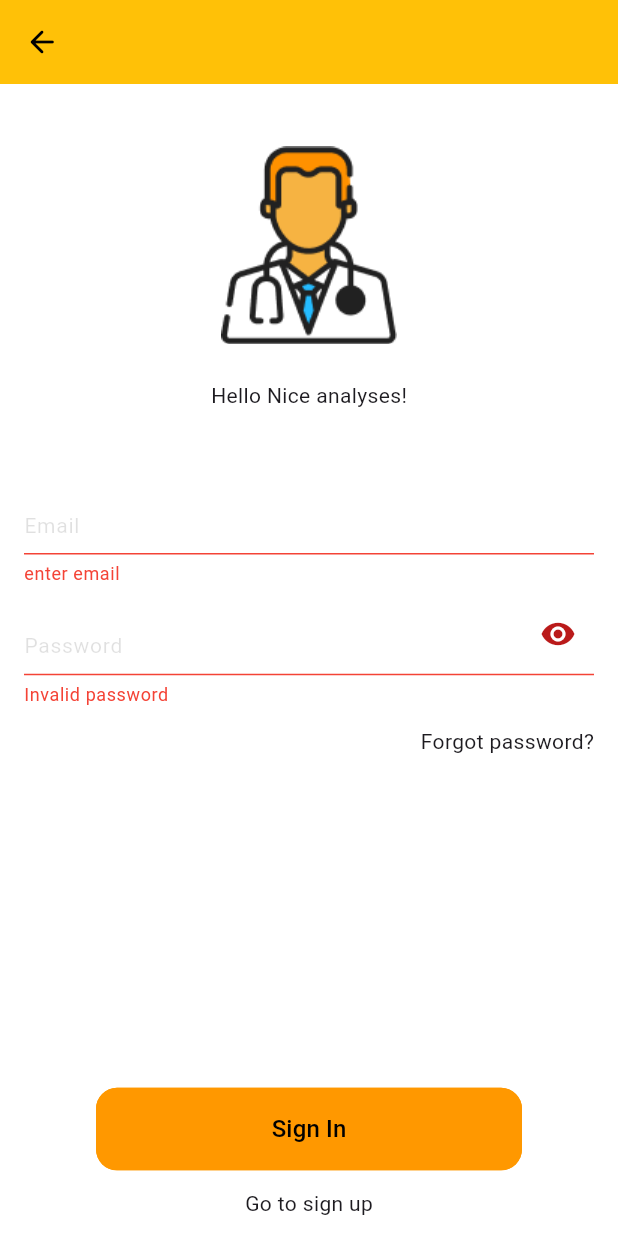
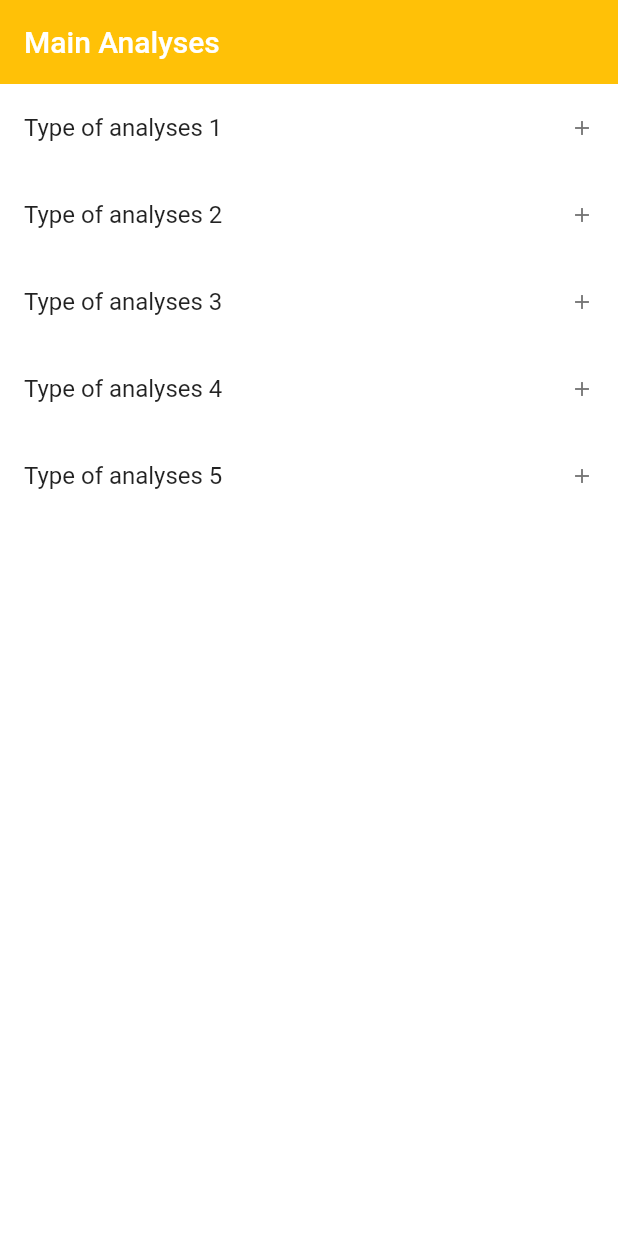
Before and after one commit to kadr0id/nice_analyses, a Flutter app: the screen it shows after launch, on a phone screen of 412 x 824 dp. Run offline on Flutter 3.47's test engine with Material 2 defaults, Android fonts, the phone set to English and light mode, and no system bars; our stand-ins replace formz; Roboto replaces fonts that are missing (Formular).

Commit message:
create main_analyses view

```diff
--- a/lib/main.dart
+++ b/lib/main.dart
@@ -1,4 +1,5 @@
 import 'package:flutter/material.dart';
+import 'package:nice_analyses/main_analyses.dart';
 import 'package:nice_analyses/sign_in/view/sign_in_page.dart';
 
 void main() {
@@ -16,7 +17,7 @@ class MyApp extends StatelessWidget {
         colorScheme: ColorScheme.fromSeed(seedColor: Colors.deepPurple),
         useMaterial3: true,
       ),
-      home: const SignInPage(),
+      home:  const MainAnalyses(),
     );
   }
 }
--- /dev/null
+++ b/lib/main_analyses.dart
@@ -0,0 +1,104 @@
+import 'package:flutter/material.dart';
+
+class MainAnalyses extends StatelessWidget {
+  const MainAnalyses({super.key});
+
+  @override
+  Widget build(BuildContext context) {
+    return MaterialApp(
+      home: Scaffold(
+        appBar: AppBar(
+          title: const Text('Main Analyses'),
+          elevation: 0,
+          backgroundColor: Colors.amber,
+        ),
+        body: Container(
+          color: Colors.white,
+          child: const SafeArea(
+            child: MainAnalysesList(),
+          ),
+        ),
+      ),
+    );
+  }
+}
+
+class ItemsList {
+  List<ParentItem> generateParentItems(int count) {
+    List<ParentItem> parentItems = [];
+    for (int i = 1; i <= count; i++) {
+      parentItems.add(
+        ParentItem(
+          'Type of analyses $i',
+          generateChildItems(4),
+        ),
+      );
+    }
+    return parentItems;
+  }
+
+  List<ChildItem> generateChildItems(int count) {
+    List<ChildItem> childItems = [];
+    for (int i = 1; i <= count; i++) {
+      childItems.add(
+        ChildItem(
+          'Unit of analysis $i',
+          [],
+        ),
+      );
+    }
+    return childItems;
+  }
+}
+
+class MainAnalysesList extends StatefulWidget {
+  const MainAnalysesList({super.key});
+
+  @override
+  State<MainAnalysesList> createState() => _MainAnalysesListState();
+}
+
+class _MainAnalysesListState extends State<MainAnalysesList> {
+  final ItemsList _itemsList = ItemsList();
+  List<ParentItem> _parentItems = [];
+
+  @override
+  void initState() {
+    super.initState();
+    _parentItems = _itemsList.generateParentItems(5);
+  }
+
+  @override
+  Widget build(BuildContext context) {
+    return ListView(
+      children: _parentItems.map((ParentItem parent) {
+        return ExpansionTile(
+          title: Text(parent.title),
+          trailing: const Icon(
+            Icons.add,
+            size: 16,
+          ),
+          children: parent.children.map((ChildItem child) {
+            return ListTile(
+              title: Text(child.title),
+            );
+          }).toList(),
+        );
+      }).toList(),
+    );
+  }
+}
+
+class ParentItem {
+  ParentItem(this.title, this.children);
+
+  final String title;
+  final List<ChildItem> children;
+}
+
+class ChildItem {
+  ChildItem(this.title, this.children);
+
+  final String title;
+  final List<ChildItem> children;
+}
--- a/lib/sign_in/view/sign_in_view.dart
+++ b/lib/sign_in/view/sign_in_view.dart
@@ -22,7 +22,7 @@ class SignInView extends StatelessWidget {
             const Spacer(flex: 1),
             const RegistrationHeader(title: 'Hello Nice analyses!'),
             const Spacer(flex: 1),
-            _EmailInput(),
+            const _EmailInput(),
             const SizedBox(height: NiceSpacing.xs),
             const _PasswordInput(),
             const Align(
@@ -42,6 +42,8 @@ class SignInView extends StatelessWidget {
 }
 
 class _EmailInput extends StatelessWidget {
+  const _EmailInput({Key? key}) : super(key: key);
+
   @override
   Widget build(BuildContext context) {
     EmailValidationError email = EmailValidationError.empty;
```
Also changed, not shown: lib/sign_up/view/sign_up_form.dart (+17 -15 lines).
